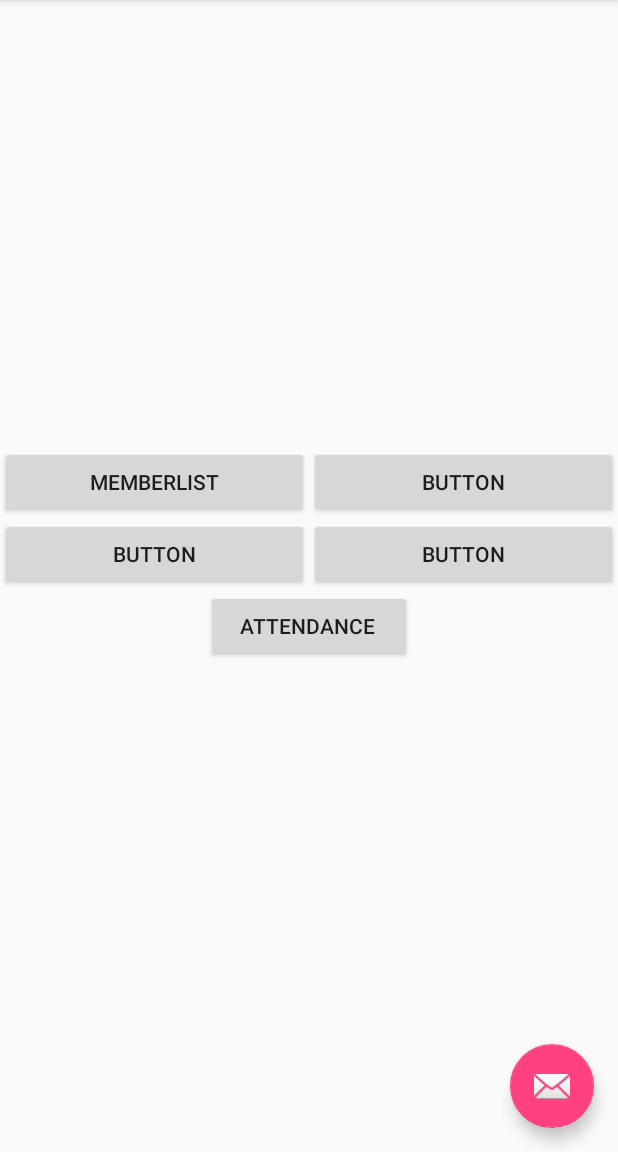
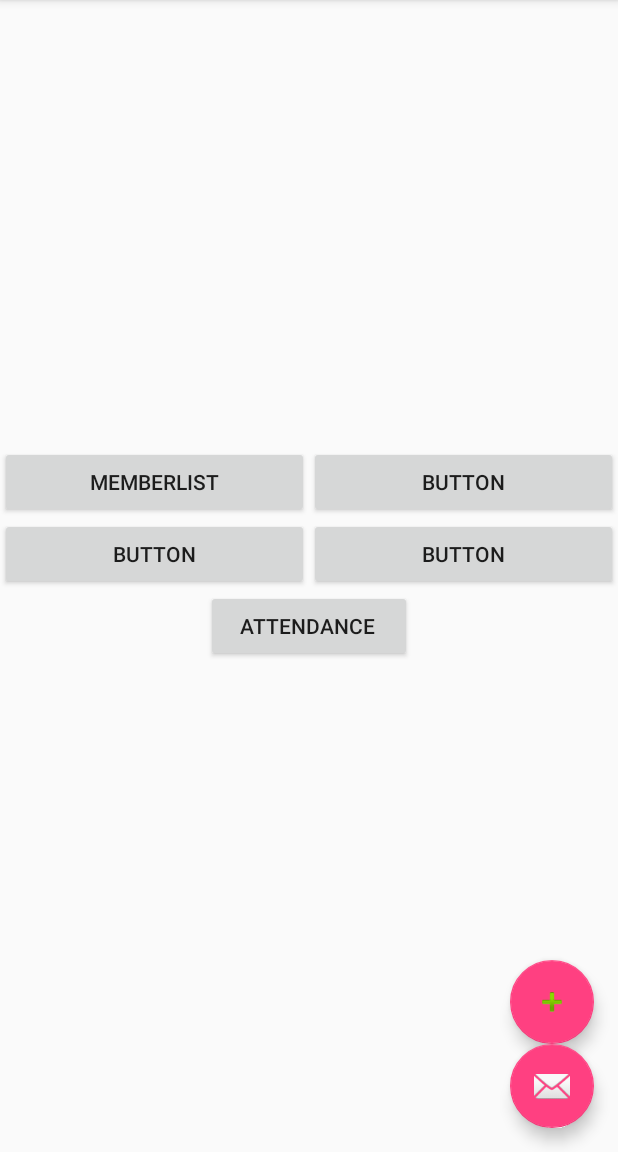
Before and after one commit to AI0497/Layouts, an Android app: the screen it shows after launch (MainActivity), on a phone screen of 412 x 824 dp, the part 84-1236 px from its top. Run offline under Robolectric (Android 15) with nearby library versions, the phone set to English and light mode, and no system bars; 2 statements that could not run were skipped.

Commit message:
dashboard final edit- fab added

```diff
--- a/app/src/main/res/layout/activity_main.xml
+++ b/app/src/main/res/layout/activity_main.xml
@@ -30,4 +30,20 @@
         android:layout_margin="@dimen/fab_margin"
         app:srcCompat="@android:drawable/ic_dialog_email" />
 
+    <android.support.design.widget.FloatingActionButton
+        android:id="@+id/floatingActionButton"
+        android:layout_width="match_parent"
+        android:layout_height="wrap_content"
+        android:clickable="true"
+        android:layout_gravity="top|end"
+        android:layout_marginBottom="0dp"
+        android:layout_marginEnd="0dp"
+        android:layout_marginLeft="0dp"
+        android:layout_marginRight="0dp"
+        android:layout_marginStart="0dp"
+        android:layout_marginTop="0dp"
+        app:layout_anchor="@id/fab"
+        app:layout_anchorGravity="top"
+        app:srcCompat="@android:drawable/ic_input_add" />
+
 </android.support.design.widget.CoordinatorLayout>
```
